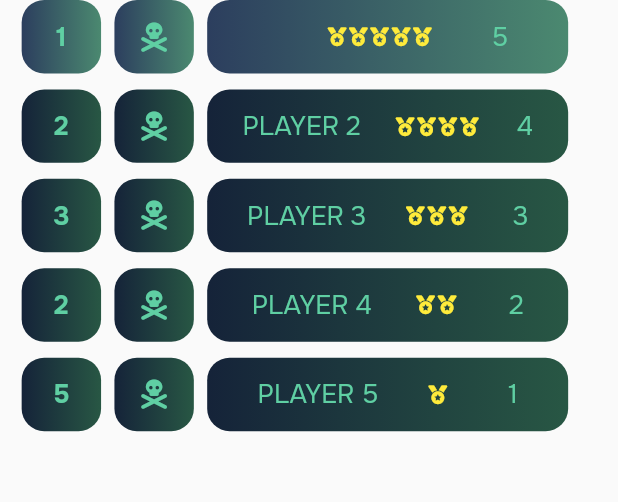
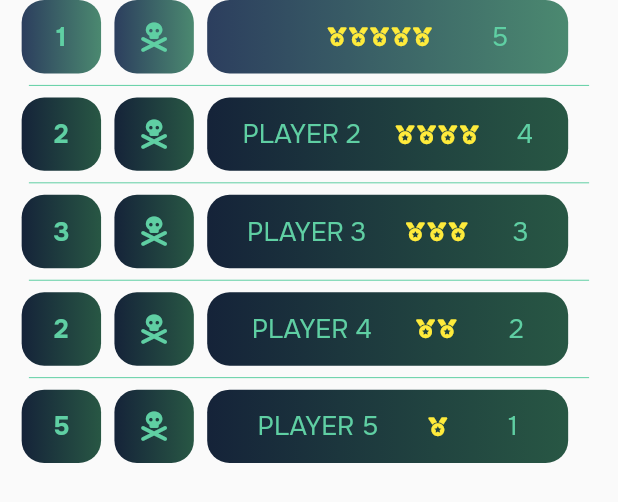
Before and after one commit to hngx-org/Team-Voltage-Treasure-Hunt, a Flutter app: the LeaderBoard widget shown alone on an empty page, opened directly with empty values, on a phone screen of 412 x 824 dp. Shown: the top 502 px of the screen. Run offline on Flutter 3.47's test engine with Material 2 defaults, Android fonts, the phone set to English and light mode, and no system bars; our stand-ins replace device_preview, flutter_screenutil, flutter_spinkit, font_awesome_flutter, google_maps_flutter, location and 2 more; project files that could hold a hidden picture were left out.

Commit message:
divider
addition of divider widgets

```diff
--- a/lib/presentation/home_screen/widgets/leaderboard.dart
+++ b/lib/presentation/home_screen/widgets/leaderboard.dart
@@ -24,10 +24,13 @@
             medals(),
             medals(),
             medals(),
-           Color.fromARGB(255, 44, 62, 94),  Color.fromARGB(255, 75, 137, 112),
+            Color.fromARGB(255, 44, 62, 94),
+            Color.fromARGB(255, 75, 137, 112),
           ),
-          SizedBox(
-            height: 12.h,
+          Divider(
+            indent: 20.w,
+            endIndent: 20.w,
+            color: Color(0xff5FCFA3),
           ),
           leader(
             '2',
@@ -41,8 +44,10 @@
             Color(0xff152339),
             Color(0xff285744),
           ),
-          SizedBox(
-            height: 12.h,
+          Divider(
+            indent: 20.w,
+            endIndent: 20.w,
+            color: Color(0xff5FCFA3),
           ),
           leader(
             '3',
@@ -51,12 +56,15 @@
             medals(),
             medals(),
             medals(),
-            Text(''),Text(''),
+            Text(''),
+            Text(''),
             Color(0xff152339),
             Color(0xff285744),
           ),
-          SizedBox(
-            height: 12.h,
+          Divider(
+            indent: 20.w,
+            endIndent: 20.w,
+            color: Color(0xff5FCFA3),
           ),
           leader(
             '2',
@@ -64,19 +72,26 @@
             '2',
             medals(),
             medals(),
-           Text(''),Text(''),Text(''),
+            Text(''),
+            Text(''),
+            Text(''),
             Color(0xff152339),
             Color(0xff285744),
           ),
-          SizedBox(
-            height: 12.h,
+          Divider(
+            indent: 20.w,
+            endIndent: 20.w,
+            color: Color(0xff5FCFA3),
           ),
           leader(
             '5',
             'PLAYER 5',
             '1',
             medals(),
-            Text(''),Text(''),Text(''),Text(''),
+            Text(''),
+            Text(''),
+            Text(''),
+            Text(''),
             Color(0xff152339),
             Color(0xff285744),
           ),
```
